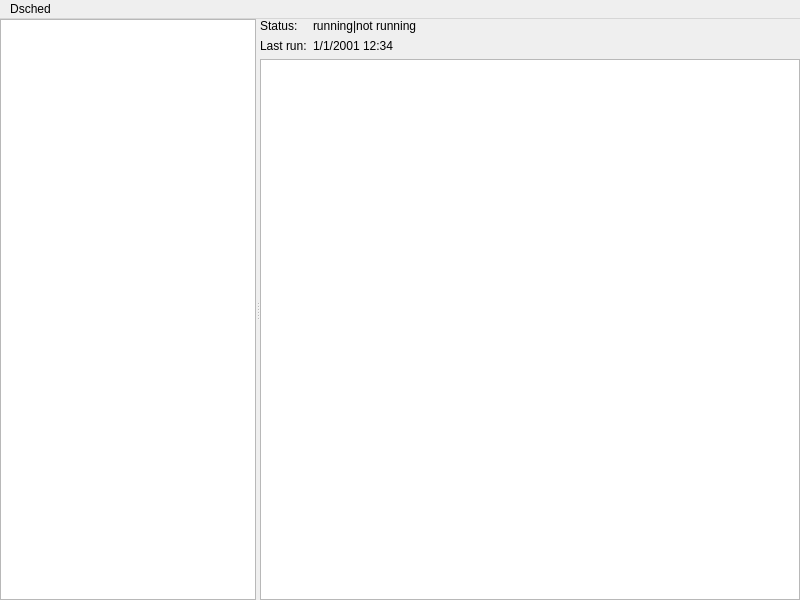
Qt form src/mainwindow.ui (agateau/dsched) before a commit.
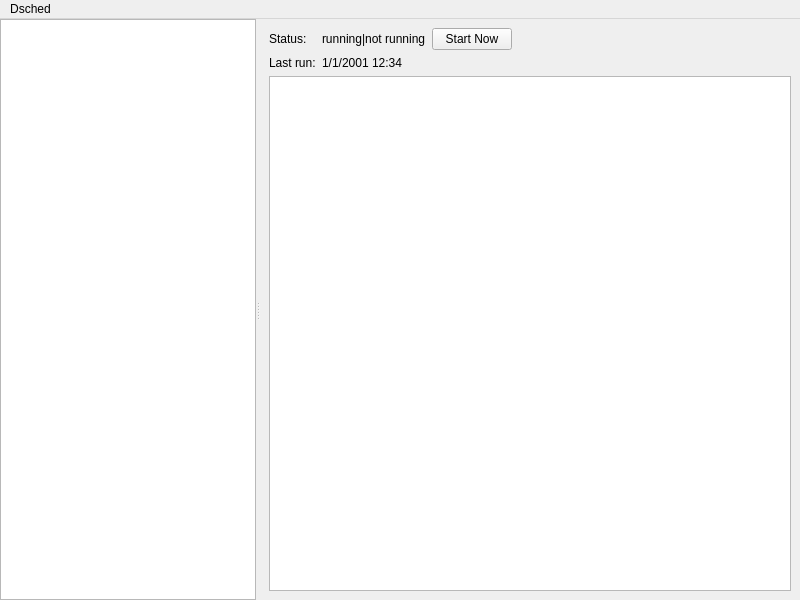
The same form after that commit. The open tabs and pages were chosen to show the change.

Commit message: Add a "Start Now" button

```diff
--- a/src/mainwindow.ui
+++ b/src/mainwindow.ui
@@ -84,52 +84,55 @@
         </layout>
        </widget>
        <widget class="QWidget" name="detailPage">
-        <layout class="QVBoxLayout" name="verticalLayout">
-         <property name="leftMargin">
-          <number>0</number>
-         </property>
-         <property name="topMargin">
-          <number>0</number>
-         </property>
-         <property name="rightMargin">
-          <number>0</number>
-         </property>
-         <property name="bottomMargin">
-          <number>0</number>
-         </property>
-         <item>
-          <layout class="QFormLayout" name="formLayout">
-           <item row="0" column="0">
-            <widget class="QLabel" name="label">
+        <layout class="QGridLayout" name="gridLayout">
+         <item row="0" column="2">
+          <widget class="QPushButton" name="startButton">
              <property name="text">
-              <string>Status:</string>
+            <string>Start Now</string>
              </property>
             </widget>
            </item>
            <item row="0" column="1">
             <widget class="QLabel" name="statusLabel">
+           <property name="sizePolicy">
+            <sizepolicy hsizetype="Preferred" vsizetype="Preferred">
+             <horstretch>0</horstretch>
+             <verstretch>0</verstretch>
+            </sizepolicy>
+           </property>
              <property name="text">
               <string notr="true">running|not running</string>
              </property>
             </widget>
            </item>
-           <item row="1" column="0">
+         <item row="0" column="0">
+          <widget class="QLabel" name="label">
+           <property name="text">
+            <string>Status:</string>
+           </property>
+          </widget>
+         </item>
+         <item row="2" column="0">
             <widget class="QLabel" name="label_3">
              <property name="text">
               <string>Last run:</string>
              </property>
             </widget>
            </item>
-           <item row="1" column="1">
-            <widget class="QLabel" name="lastRunLabel">
-             <property name="text">
-              <string notr="true">1/1/2001 12:34</string>
-             </property>
-            </widget>
-           </item>
-          </layout>
-         </item>
-         <item>
+         <item row="0" column="3">
+          <spacer name="horizontalSpacer">
+           <property name="orientation">
+            <enum>Qt::Horizontal</enum>
+           </property>
+           <property name="sizeHint" stdset="0">
+            <size>
+             <width>40</width>
+             <height>20</height>
+            </size>
+           </property>
+          </spacer>
+         </item>
+         <item row="3" column="0" colspan="4">
           <widget class="QPlainTextEdit" name="logTextEdit">
            <property name="readOnly">
             <bool>true</bool>
@@ -139,6 +142,13 @@
            </property>
           </widget>
          </item>
+         <item row="2" column="1" colspan="3">
+          <widget class="QLabel" name="lastRunLabel">
+           <property name="text">
+            <string notr="true">1/1/2001 12:34</string>
+           </property>
+          </widget>
+         </item>
         </layout>
        </widget>
        <widget class="QWidget" name="page_2"/>
```
Left out of the diff: 3 changed lines with no effect on the pictures. Lines whose indentation alone changed are shown as unchanged. The commit also changes 2 other files.
